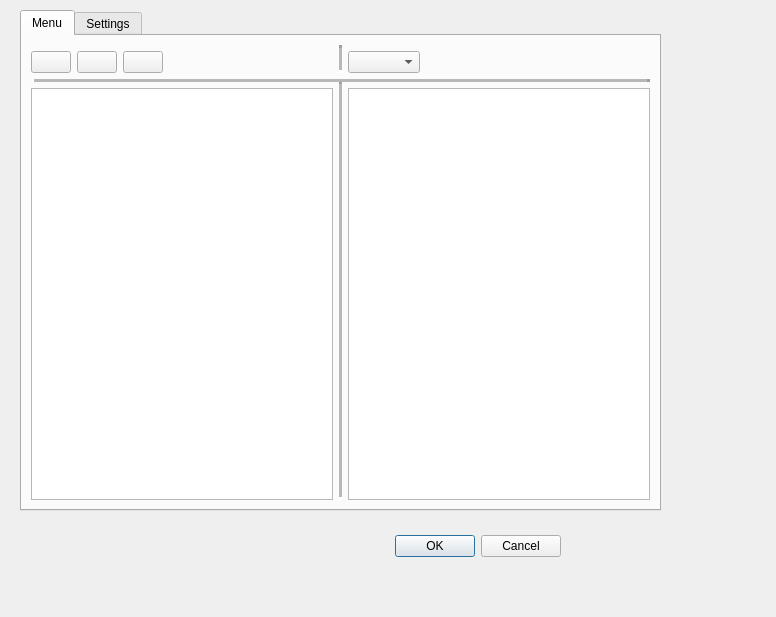
Old version of the form src/imagetopdf.ui in the repository mvvgentoo/PDFCreator.
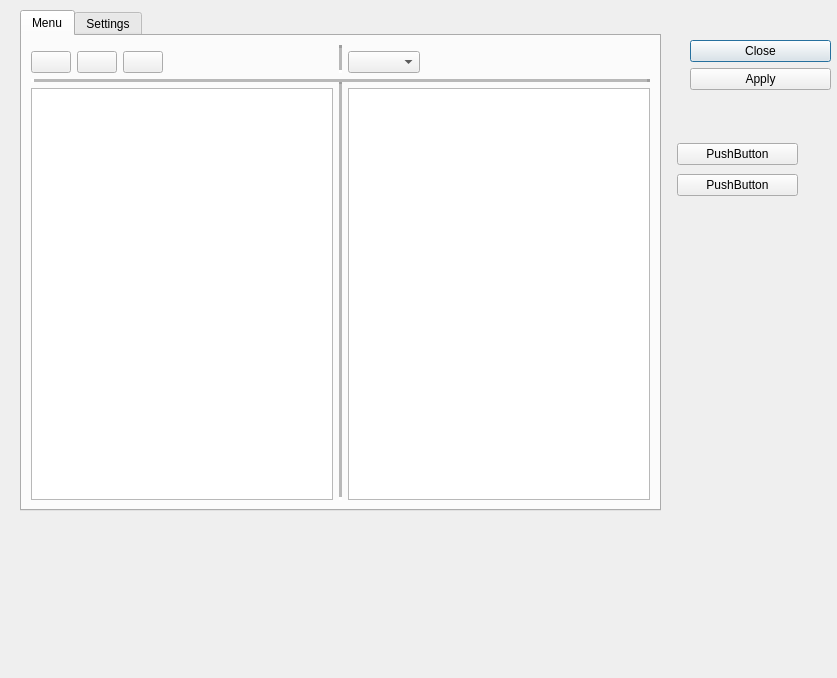
New version of the form. Icons and pictures are not drawn.

Patch:
```diff
--- a/src/imagetopdf.ui
+++ b/src/imagetopdf.ui
@@ -6,8 +6,8 @@
    <rect>
     <x>0</x>
     <y>0</y>
-    <width>776</width>
-    <height>617</height>
+    <width>837</width>
+    <height>678</height>
    </rect>
   </property>
   <property name="windowTitle">
@@ -16,17 +16,20 @@
   <widget class="QDialogButtonBox" name="buttonBox">
    <property name="geometry">
     <rect>
-     <x>220</x>
-     <y>530</y>
-     <width>341</width>
-     <height>32</height>
+     <x>690</x>
+     <y>40</y>
+     <width>141</width>
+     <height>61</height>
     </rect>
    </property>
    <property name="orientation">
-    <enum>Qt::Horizontal</enum>
+    <enum>Qt::Vertical</enum>
    </property>
    <property name="standardButtons">
-    <set>QDialogButtonBox::Cancel|QDialogButtonBox::Ok</set>
+    <set>QDialogButtonBox::Apply|QDialogButtonBox::Close</set>
+   </property>
+   <property name="centerButtons">
+    <bool>false</bool>
    </property>
   </widget>
   <widget class="QTabWidget" name="tabWidget">
@@ -210,6 +213,32 @@
     </attribute>
    </widget>
   </widget>
+  <widget class="QWidget" name="layoutWidget">
+   <property name="geometry">
+    <rect>
+     <x>677</x>
+     <y>140</y>
+     <width>121</width>
+     <height>61</height>
+    </rect>
+   </property>
+   <layout class="QVBoxLayout" name="verticalLayout">
+    <item>
+     <widget class="QPushButton" name="pushButton">
+      <property name="text">
+       <string>PushButton</string>
+      </property>
+     </widget>
+    </item>
+    <item>
+     <widget class="QPushButton" name="pushButton_4">
+      <property name="text">
+       <string>PushButton</string>
+      </property>
+     </widget>
+    </item>
+   </layout>
+  </widget>
  </widget>
  <resources>
   <include location="../Images/res.qrc"/>
```
Left out of the diff: 39 changed lines with no effect on the pictures.
